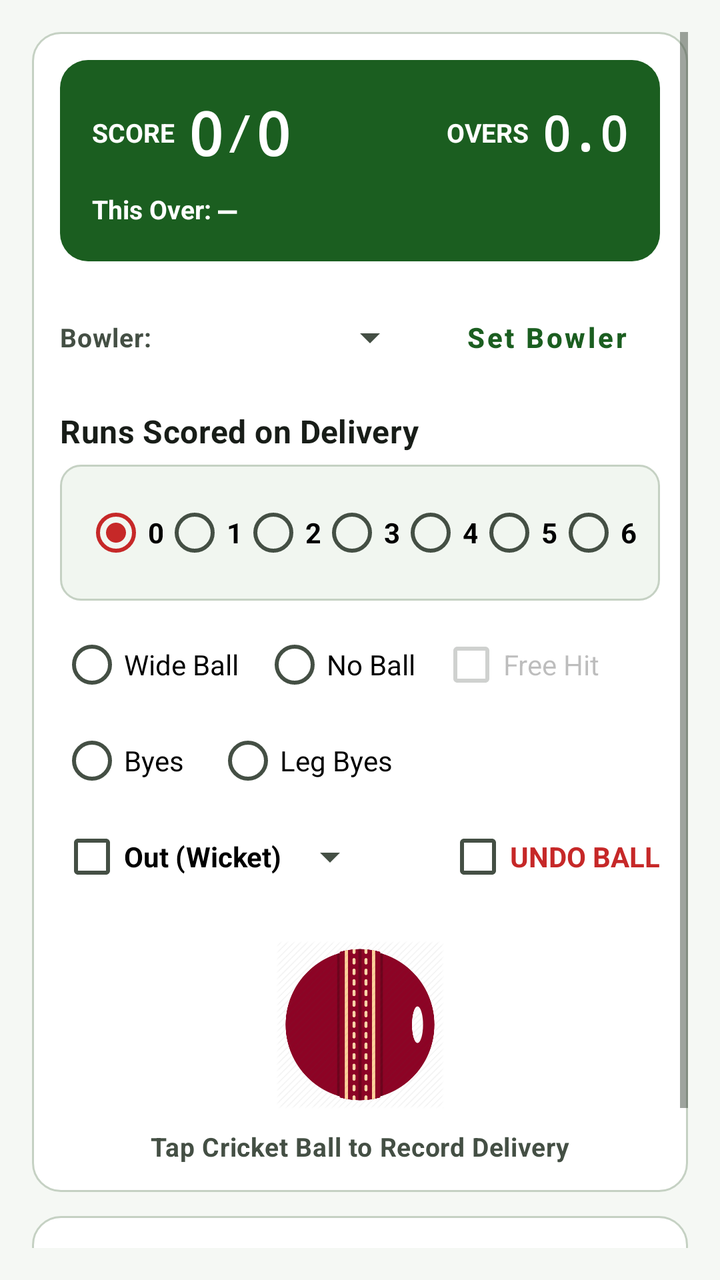
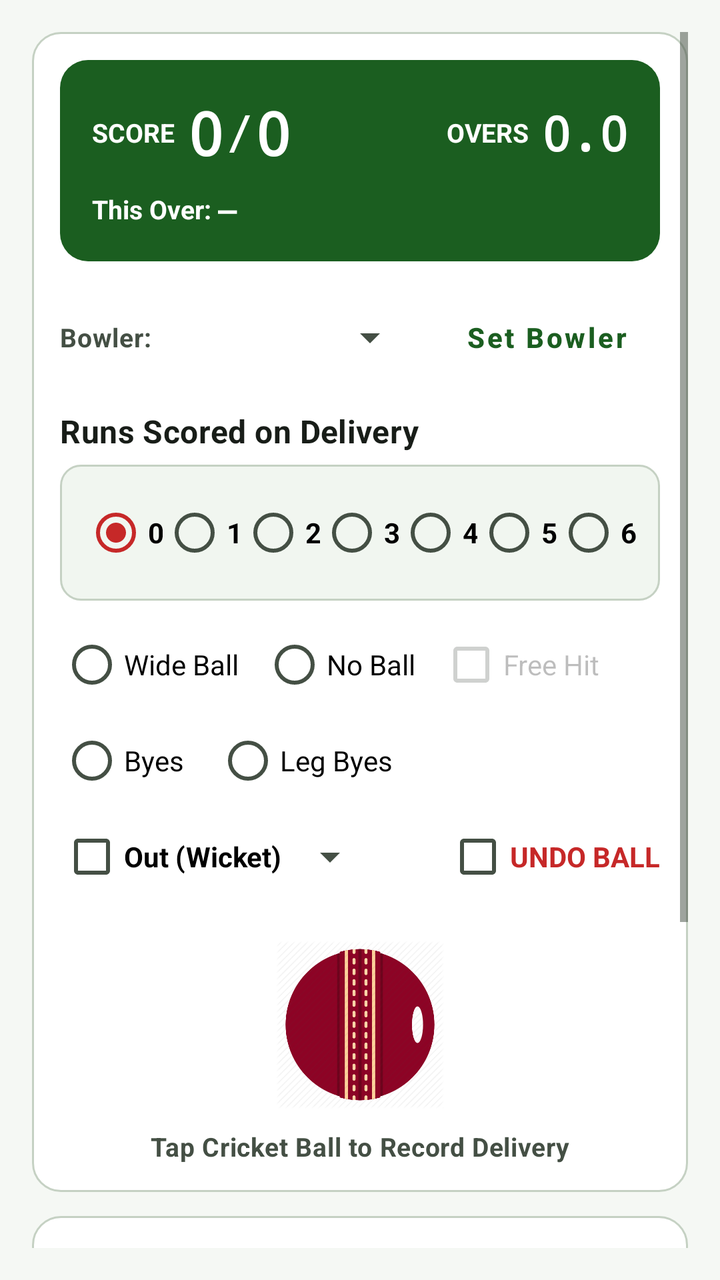

The first picture is an Android layout as it rendered before a commit; the second is the same layout after the commit. The layout source and the unified diff follow.
<!-- AndroidManifest.xml: application theme AppTheme -->
<!-- res/layout/content_scorer_pad.xml -->
<?xml version="1.0" encoding="utf-8"?>
<ScrollView xmlns:android="http://schemas.android.com/apk/res/android"
    xmlns:app="http://schemas.android.com/apk/res-auto"
    xmlns:tools="http://schemas.android.com/tools"
    android:layout_width="match_parent"
    android:layout_height="match_parent"
    android:background="@color/Color_Background"
    android:fillViewport="true"
    android:orientation="vertical"
    android:paddingLeft="@dimen/activity_horizontal_margin"
    android:paddingTop="@dimen/activity_vertical_margin"
    android:paddingRight="@dimen/activity_horizontal_margin"
    android:paddingBottom="@dimen/activity_vertical_margin"
    app:layout_behavior="@string/appbar_scrolling_view_behavior"
    tools:context="com.example.android.cricketscoreboard.views.ScorerPadActivity"
    tools:showIn="@layout/app_bar_scorer_pad">

    <LinearLayout
        android:layout_width="match_parent"
        android:layout_height="wrap_content"
        android:orientation="vertical">

        <RelativeLayout
            android:id="@+id/score_layout"
            android:layout_width="match_parent"
            android:layout_height="wrap_content"
            android:background="@drawable/rectangle">

            
            <LinearLayout
                android:id="@+id/scoreboard_banner"
                android:layout_width="match_parent"
                android:layout_height="wrap_content"
                android:background="@drawable/bg_scoreboard_header"
                android:orientation="vertical">

                <LinearLayout
                    android:layout_width="match_parent"
                    android:layout_height="wrap_content"
                    android:gravity="center_vertical"
                    android:orientation="horizontal">

                    <TextView
                        android:id="@+id/Batting_score_text_view"
                        android:layout_width="wrap_content"
                        android:layout_height="wrap_content"
                        android:text="SCORE  "
                        android:textColor="@color/colorOnSurfaceHeader"
                        android:textSize="13sp"
                        android:textStyle="bold" />

                    <TextView
                        android:id="@+id/Batting_score_editText"
                        android:layout_width="wrap_content"
                        android:layout_height="wrap_content"
                        android:focusable="false"
                        android:fontFamily="monospace"
                        android:text="0"
                        android:textColor="@color/colorOnSurfaceHeader"
                        android:textSize="30sp"
                        android:textStyle="bold" />

                    <TextView
                        android:id="@+id/Slash"
                        android:layout_width="wrap_content"
                        android:layout_height="wrap_content"
                        android:fontFamily="monospace"
                        android:text="/"
                        android:textColor="@color/colorOnSurfaceHeader"
                        android:textSize="26sp" />

                    <TextView
                        android:id="@+id/Wickets_editText"
                        android:layout_width="0dp"
                        android:layout_height="wrap_content"
                        android:layout_weight="1"
                        android:focusable="false"
                        android:fontFamily="monospace"
                        android:text="0"
                        android:textColor="@color/colorOnSurfaceHeader"
                        android:textSize="30sp"
                        android:textStyle="bold" />

                    <TextView
                        android:id="@+id/Bowling_overs_text_view"
                        android:layout_width="wrap_content"
                        android:layout_height="wrap_content"
                        android:text="OVERS  "
                        android:textColor="@color/colorOnSurfaceHeader"
                        android:textSize="13sp"
                        android:textStyle="bold" />

                    <TextView
                        android:id="@+id/Bowling_overs_editText"
                        android:layout_width="wrap_content"
                        android:layout_height="wrap_content"
                        android:focusable="false"
                        android:fontFamily="monospace"
                        android:text="0"
                        android:textColor="@color/colorOnSurfaceHeader"
                        android:textSize="24sp"
                        android:textStyle="bold" />

                    <TextView
                        android:id="@+id/Bowling_oversBall_text_view"
                        android:layout_width="wrap_content"
                        android:layout_height="wrap_content"
                        android:fontFamily="monospace"
                        android:text="."
                        android:textColor="@color/colorOnSurfaceHeader"
                        android:textSize="24sp"
                        android:textStyle="bold" />

                    <TextView
                        android:id="@+id/Bowling_oversBall_editText"
                        android:layout_width="wrap_content"
                        android:layout_height="wrap_content"
                        android:focusable="false"
                        android:fontFamily="monospace"
                        android:text="0"
                        android:textColor="@color/colorOnSurfaceHeader"
                        android:textSize="24sp"
                        android:textStyle="bold" />
                </LinearLayout>

                <LinearLayout
                    android:layout_width="match_parent"
                    android:layout_height="wrap_content"
                    android:layout_marginTop="8dp"
                    android:gravity="center_vertical"
                    android:orientation="horizontal">

                    <TextView
                        android:id="@+id/thisOver_text_view"
                        android:layout_width="wrap_content"
                        android:layout_height="wrap_content"
                        android:text="This Over: "
                        android:textColor="@color/colorOnSurfaceHeader"
                        android:textSize="13sp"
                        android:textStyle="bold" />

                    <TextView
                        android:id="@+id/thisOverValue_text_view"
                        android:layout_width="0dp"
                        android:layout_height="wrap_content"
                        android:layout_weight="1"
                        android:fontFamily="monospace"
                        android:hint="—"
                        android:text=""
                        android:textColor="@color/colorOnSurfaceHeader"
                        android:textColorHint="@color/colorOnSurfaceHeader"
                        android:textSize="15sp"
                        android:textStyle="bold" />
                </LinearLayout>
            </LinearLayout>

            
            <TextView
                android:id="@+id/bowlerName_text_view"
                android:layout_width="wrap_content"
                android:layout_height="wrap_content"
                android:layout_below="@id/scoreboard_banner"
                android:layout_marginTop="14dp"
                android:minHeight="48dp"
                android:gravity="center_vertical"
                android:text="Bowler:"
                android:textAppearance="@style/TextAppearance.Cricket.FieldLabel" />

            <Spinner
                android:id="@+id/bowlerName_spinner"
                android:layout_width="match_parent"
                android:layout_height="wrap_content"
                android:layout_alignTop="@id/bowlerName_text_view"
                android:layout_marginStart="8dp"
                android:layout_marginLeft="8dp"
                android:layout_marginEnd="8dp"
                android:layout_marginRight="8dp"
                android:layout_toStartOf="@+id/StartOver_btn"
                android:layout_toLeftOf="@+id/StartOver_btn"
                android:layout_toEndOf="@id/bowlerName_text_view"
                android:layout_toRightOf="@id/bowlerName_text_view"
                android:minHeight="48dp" />

            <Button
                android:id="@+id/StartOver_btn"
                style="@style/Widget.Cricket.OutlinedButton"
                android:layout_width="wrap_content"
                android:layout_height="wrap_content"
                android:layout_alignTop="@id/bowlerName_text_view"
                android:layout_alignParentEnd="true"
                android:layout_alignParentRight="true"
                android:text="Set Bowler" />

            
            <TextView
                android:id="@+id/scoredRuns_textView"
                android:layout_width="wrap_content"
                android:layout_height="wrap_content"
                android:layout_below="@id/bowlerName_text_view"
                android:layout_marginTop="12dp"
                android:text="Runs Scored on Delivery"
                android:textAppearance="@style/TextAppearance.Cricket.SectionTitle" />

            <RadioGroup
                android:id="@+id/runsScored_radioGrp"
                android:layout_width="match_parent"
                android:layout_height="wrap_content"
                android:layout_below="@id/scoredRuns_textView"
                android:layout_marginTop="6dp"
                android:background="@drawable/bg_stat_chip"
                android:gravity="center"
                android:orientation="horizontal">

                <RadioButton
                    android:id="@+id/radioBtn_ZeroRun"
                    android:layout_width="0dp"
                    android:layout_height="wrap_content"
                    android:layout_weight="1"
                    android:checked="true"
                    android:minHeight="48dp"
                    android:text="0"
                    android:textStyle="bold" />

                <RadioButton
                    android:id="@+id/radioBtn_OneRun"
                    android:layout_width="0dp"
                    android:layout_height="wrap_content"
                    android:layout_weight="1"
                    android:minHeight="48dp"
                    android:text="1"
                    android:textStyle="bold" />

                <RadioButton
                    android:id="@+id/radioBtn_TwoRun"
                    android:layout_width="0dp"
                    android:layout_height="wrap_content"
                    android:layout_weight="1"
                    android:minHeight="48dp"
                    android:text="2"
                    android:textStyle="bold" />

                <RadioButton
                    android:id="@+id/radioBtn_ThreeRun"
                    android:layout_width="0dp"
                    android:layout_height="wrap_content"
                    android:layout_weight="1"
                    android:minHeight="48dp"
                    android:text="3"
                    android:textStyle="bold" />

                <RadioButton
                    android:id="@+id/radioBtn_FourRun"
                    android:layout_width="0dp"
                    android:layout_height="wrap_content"
                    android:layout_weight="1"
                    android:minHeight="48dp"
                    android:text="4"
                    android:textStyle="bold" />

                <RadioButton
                    android:id="@+id/radioBtn_FiveRun"
                    android:layout_width="0dp"
                    android:layout_height="wrap_content"
                    android:layout_weight="1"
                    android:minHeight="48dp"
                    android:text="5"
                    android:textStyle="bold" />

                <RadioButton
                    android:id="@+id/radioBtn_SixRun"
                    android:layout_width="0dp"
                    android:layout_height="wrap_content"
                    android:layout_weight="1"
                    android:minHeight="48dp"
                    android:text="6"
                    android:textStyle="bold" />
            </RadioGroup>

            
            <RadioGroup
                android:id="@+id/wideBall_NoBall_radioGrp"
                android:layout_width="wrap_content"
                android:layout_height="wrap_content"
                android:layout_below="@id/runsScored_radioGrp"
                android:layout_marginTop="8dp"
                android:orientation="horizontal">

                <RadioButton
                    android:id="@+id/radioBtn_WideBall"
                    android:layout_width="wrap_content"
                    android:layout_height="wrap_content"
                    android:layout_marginEnd="12dp"
                    android:layout_marginRight="12dp"
                    android:minHeight="48dp"
                    android:onClick="onWideBallCheck"
                    android:text="Wide Ball"
                    android:textSize="14sp" />

                <RadioButton
                    android:id="@+id/radioBtn_NoBall"
                    android:layout_width="wrap_content"
                    android:layout_height="wrap_content"
                    android:layout_marginEnd="12dp"
                    android:layout_marginRight="12dp"
                    android:minHeight="48dp"
                    android:onClick="onNoBallCheck"
                    android:text="No Ball"
                    android:textSize="14sp" />
            </RadioGroup>

            <CheckBox
                android:id="@+id/freeHit_checkBox"
                android:layout_width="wrap_content"
                android:layout_height="wrap_content"
                android:layout_alignTop="@id/wideBall_NoBall_radioGrp"
                android:layout_toEndOf="@id/wideBall_NoBall_radioGrp"
                android:layout_toRightOf="@id/wideBall_NoBall_radioGrp"
                android:enabled="false"
                android:minHeight="48dp"
                android:text="Free Hit"
                android:textSize="14sp" />

            
            <RadioGroup
                android:id="@+id/byes_radioGrp"
                android:layout_width="wrap_content"
                android:layout_height="wrap_content"
                android:layout_below="@id/wideBall_NoBall_radioGrp"
                android:orientation="horizontal">

                <RadioButton
                    android:id="@+id/radioBtn_byes"
                    android:layout_width="wrap_content"
                    android:layout_height="wrap_content"
                    android:layout_marginEnd="16dp"
                    android:layout_marginRight="16dp"
                    android:minHeight="48dp"
                    android:text="Byes"
                    android:textSize="14sp" />

                <RadioButton
                    android:id="@+id/radioBtn_LegByes"
                    android:layout_width="wrap_content"
                    android:layout_height="wrap_content"
                    android:minHeight="48dp"
                    android:text="Leg Byes"
                    android:textSize="14sp" />
            </RadioGroup>

            
            <CheckBox
                android:id="@+id/out_CheckBox"
                android:layout_width="wrap_content"
                android:layout_height="wrap_content"
                android:layout_below="@id/byes_radioGrp"
                android:layout_alignParentStart="true"
                android:layout_alignParentLeft="true"
                android:minHeight="48dp"
                android:onClick="onOutCheckBoxChecked"
                android:text="Out (Wicket)"
                android:textStyle="bold" />

            <Spinner
                android:id="@+id/out_spinner"
                android:layout_width="wrap_content"
                android:layout_height="wrap_content"
                android:layout_alignTop="@id/out_CheckBox"
                android:layout_toEndOf="@id/out_CheckBox"
                android:layout_toRightOf="@id/out_CheckBox"
                android:minHeight="48dp" />

            <CheckBox
                android:id="@+id/undo_checkBox"
                android:layout_width="wrap_content"
                android:layout_height="wrap_content"
                android:layout_alignTop="@id/out_CheckBox"
                android:layout_alignParentEnd="true"
                android:layout_alignParentRight="true"
                android:minHeight="48dp"
                android:text="UNDO BALL"
                android:textColor="@color/colorDanger"
                android:textSize="14sp"
                android:textStyle="bold" />

            
            <ImageButton
                android:id="@+id/postBall_imageButton"
                android:layout_width="96dp"
                android:layout_height="96dp"
                android:layout_below="@id/out_CheckBox"
                android:layout_centerHorizontal="true"
                android:layout_marginTop="12dp"
                android:adjustViewBounds="true"
                android:background="?android:attr/selectableItemBackgroundBorderless"
                android:contentDescription="Record or undo delivery"
                android:onClick="onBallPress"
                android:padding="6dp"
                android:scaleType="fitCenter"
                app:srcCompat="@drawable/as_1409_512" />

            <TextView
                android:id="@+id/recordBall_hint_text"
                android:layout_width="match_parent"
                android:layout_height="wrap_content"
                android:layout_below="@id/postBall_imageButton"
                android:layout_marginTop="4dp"
                android:gravity="center"
                android:text="Tap Cricket Ball to Record Delivery"
                android:textAppearance="@style/TextAppearance.Cricket.FieldLabel" />

        </RelativeLayout>

        
        <LinearLayout
            android:id="@+id/batsmen_Card"
            android:layout_width="match_parent"
            android:layout_height="wrap_content"
            android:layout_marginTop="12dp"
            android:background="@drawable/rectangle"
            android:orientation="vertical">

            <TextView
                android:layout_width="match_parent"
                android:layout_height="wrap_content"
                android:text="At the Crease"
                android:textAppearance="@style/TextAppearance.Cricket.SectionTitle" />

            <RadioGroup
                android:id="@+id/Striker_NonStriker_radioGrp"
                android:layout_width="match_parent"
                android:layout_height="wrap_content"
                android:layout_marginTop="4dp"
                android:orientation="horizontal"
                android:visibility="gone">

                <RadioButton
                    android:id="@+id/radioBtn_Striker"
                    android:layout_width="0dp"
                    android:layout_height="wrap_content"
                    android:layout_weight="1"
                    android:minHeight="48dp"
                    android:text="Batsmen (Striker)" />

                <RadioButton
                    android:id="@+id/radioBtn_NonStriker"
                    android:layout_width="0dp"
                    android:layout_height="wrap_content"
                    android:layout_weight="1"
                    android:minHeight="48dp"
                    android:text="Non Striker" />
            </RadioGroup>

            <LinearLayout
                android:layout_width="match_parent"
                android:layout_height="wrap_content"
                android:layout_marginTop="8dp"
                android:background="@drawable/bg_stat_chip"
                android:orientation="horizontal">

                <LinearLayout
                    android:layout_width="0dp"
                    android:layout_height="wrap_content"
                    android:layout_weight="1"
                    android:orientation="vertical">

                    <TextView
                        android:id="@+id/strikerName"
                        android:layout_width="wrap_content"
                        android:layout_height="wrap_content"
                        android:text="Striker ★"
                        android:textAppearance="@style/TextAppearance.Cricket.StatLabel" />

                    <TextView
                        android:id="@+id/strikerNameValue"
                        android:layout_width="wrap_content"
                        android:layout_height="wrap_content"
                        android:layout_marginTop="2dp"
                        android:text="Opening Batsman 1"
                        android:textColor="@color/colorTextPrimary"
                        android:textSize="14sp"
                        android:textStyle="bold" />
                </LinearLayout>

                <LinearLayout
                    android:layout_width="0dp"
                    android:layout_height="wrap_content"
                    android:layout_weight="1"
                    android:orientation="vertical">

                    <TextView
                        android:id="@+id/nonStrikerName"
                        android:layout_width="wrap_content"
                        android:layout_height="wrap_content"
                        android:text="Non-Striker"
                        android:textAppearance="@style/TextAppearance.Cricket.StatLabel" />

                    <TextView
                        android:id="@+id/nonStrikerNameValue"
                        android:layout_width="wrap_content"
                        android:layout_height="wrap_content"
                        android:layout_marginTop="2dp"
                        android:text="Opening Batsman 2"
                        android:textColor="@color/colorTextPrimary"
                        android:textSize="14sp"
                        android:textStyle="bold" />
                </LinearLayout>
            </LinearLayout>

        </LinearLayout>

    </LinearLayout>
</ScrollView>
<!-- res/layout/app_bar_scorer_pad.xml (included above) -->
<?xml version="1.0" encoding="utf-8"?>
<LinearLayout xmlns:android="http://schemas.android.com/apk/res/android"
    xmlns:app="http://schemas.android.com/apk/res-auto"
    xmlns:tools="http://schemas.android.com/tools"
    android:layout_width="match_parent"
    android:layout_height="match_parent"
    android:id="@+id/activity_scorer_pad"
    android:background="@color/Color_Background"
    tools:context="com.example.android.cricketscoreboard.views.ScorerPadActivity"
    android:orientation="vertical">

    <com.google.android.material.appbar.AppBarLayout
        android:layout_width="match_parent"
        android:layout_height="wrap_content"
        android:theme="@style/AppTheme.AppBarOverlay">

        <androidx.appcompat.widget.Toolbar
            android:id="@+id/toolbar"
            android:layout_width="match_parent"
            android:layout_height="?attr/actionBarSize"
            android:background="?attr/colorPrimary"
            app:popupTheme="@style/AppTheme.PopupOverlay" />

    </com.google.android.material.appbar.AppBarLayout>

    <include layout="@layout/content_scorer_pad" />

    <com.google.android.material.floatingactionbutton.FloatingActionButton
        android:id="@+id/fab"
        android:layout_width="wrap_content"
        android:layout_height="wrap_content"
        android:layout_gravity="bottom|end"
        app:srcCompat="@android:drawable/ic_dialog_email"
        android:visibility="invisible"/>

</LinearLayout>
<!-- resources referenced by this layout -->
<resources>
  <color name="Color_Background">#F5F8F4</color>
  <color name="colorDanger">#C62828</color>
  <color name="colorOnSurfaceHeader">#FFFFFF</color>
  <color name="colorTextPrimary">#181D18</color>
  <dimen name="activity_horizontal_margin">16dp</dimen>
  <dimen name="activity_vertical_margin">16dp</dimen>
  <!-- drawable bg_scoreboard_header (drawable) -->
  <?xml version="1.0" encoding="utf-8"?>
  <shape xmlns:android="http://schemas.android.com/apk/res/android"
      android:shape="rectangle">
      <solid android:color="@color/colorSurfaceHeader" />
      <corners android:radius="@dimen/card_corner_radius" />
      <padding
          android:bottom="16dp"
          android:left="16dp"
          android:right="16dp"
          android:top="16dp" />
  </shape>
  <style name="AppTheme.AppBarOverlay" parent="ThemeOverlay.MaterialComponents.Dark.ActionBar" />
  <style name="AppTheme.PopupOverlay" parent="ThemeOverlay.MaterialComponents.Light" />
  <style name="TextAppearance.Cricket.FieldLabel" parent="TextAppearance.MaterialComponents.Body2">
          <item name="android:textSize">13sp</item>
          <item name="android:textStyle">bold</item>
          <item name="android:textColor">@color/colorTextSecondary</item>
          <item name="android:fontFamily">sans-serif-medium</item>
      </style>
  <style name="TextAppearance.Cricket.SectionTitle" parent="TextAppearance.MaterialComponents.Subtitle1">
          <item name="android:textSize">16sp</item>
          <item name="android:textStyle">bold</item>
          <item name="android:textColor">@color/colorTextPrimary</item>
          <item name="android:fontFamily">sans-serif-medium</item>
      </style>
  <style name="TextAppearance.Cricket.StatLabel" parent="TextAppearance.MaterialComponents.Caption">
          <item name="android:textSize">12sp</item>
          <item name="android:textColor">@color/colorTextSecondary</item>
          <item name="android:fontFamily">sans-serif</item>
      </style>
  <style name="Widget.Cricket.OutlinedButton" parent="Widget.MaterialComponents.Button.OutlinedButton">
          <item name="android:minHeight">@dimen/min_touch_target</item>
          <item name="android:textAllCaps">false</item>
          <item name="android:textStyle">bold</item>
          <item name="android:textSize">14sp</item>
          <item name="cornerRadius">@dimen/button_corner_radius</item>
          <item name="strokeColor">@color/colorOutline</item>
      </style>
  <color name="colorSurfaceHeader">#1B5E20</color>
  <dimen name="card_corner_radius">14dp</dimen>
  <color name="colorSurfaceElevated">#F1F6F0</color>
  <color name="colorOutline">#C5D1C3</color>
  <color name="colorSurface">#FFFFFF</color>
  <color name="colorTextSecondary">#444F44</color>
  <dimen name="min_touch_target">48dp</dimen>
  <dimen name="button_corner_radius">10dp</dimen>
  <color name="colorPrimary">#1B5E20</color>
  <color name="colorPrimaryDark">#0D3B10</color>
  <color name="colorPrimaryVariant">#2E7D32</color>
  <color name="colorOnPrimary">#FFFFFF</color>
  <color name="colorAccent">#C62828</color>
  <color name="colorSecondary">#C62828</color>
  <color name="colorSecondaryVariant">#8E0000</color>
  <color name="colorOnSecondary">#FFFFFF</color>
  <!-- unchanged entries left out for length: 4 -->
</resources>

<!-- the commit's change to res/layout/content_scorer_pad.xml (unified diff, before → after) -->
@@ -506,6 +506,74 @@
                 </LinearLayout>
             </LinearLayout>
 
+            <TextView
+                android:id="@+id/matchStatusSummaryText"
+                android:layout_width="match_parent"
+                android:layout_height="wrap_content"
+                android:layout_marginTop="8dp"
+                android:text="Standard T20 (20 Overs) • Innings 1 • PROVISIONAL"
+                android:textColor="@color/colorTextSecondary"
+                android:textSize="13sp"
+                android:textStyle="bold" />
+
+            <LinearLayout
+                android:layout_width="match_parent"
+                android:layout_height="wrap_content"
+                android:layout_marginTop="8dp"
+                android:orientation="horizontal">
+
+                <Button
+                    android:id="@+id/btn_select_rules_profile"
+                    style="@style/Widget.Cricket.OutlinedButton"
+                    android:layout_width="0dp"
+                    android:layout_height="wrap_content"
+                    android:layout_marginEnd="6dp"
+                    android:layout_marginRight="6dp"
+                    android:layout_weight="1"
+                    android:minHeight="48dp"
+                    android:text="Rules Profile"
+                    android:textSize="12sp" />
+
+                <Button
+                    android:id="@+id/btn_next_innings_or_confirm"
+                    style="@style/Widget.Cricket.OutlinedButton"
+                    android:layout_width="0dp"
+                    android:layout_height="wrap_content"
+                    android:layout_weight="1"
+                    android:minHeight="48dp"
+                    android:text="End Innings / Confirm"
+                    android:textSize="12sp" />
+            </LinearLayout>
+
+            <LinearLayout
+                android:layout_width="match_parent"
+                android:layout_height="wrap_content"
+                android:layout_marginTop="6dp"
+                android:orientation="horizontal">
+
+                <Button
+                    android:id="@+id/btn_open_match_center"
+                    style="@style/Widget.Cricket.OutlinedButton"
+                    android:layout_width="0dp"
+                    android:layout_height="wrap_content"
+                    android:layout_marginEnd="6dp"
+                    android:layout_marginRight="6dp"
+                    android:layout_weight="1"
+                    android:minHeight="48dp"
+                    android:text="Scorecard &amp; Charts"
+                    android:textSize="12sp" />
+
+                <Button
+                    android:id="@+id/btn_share_live_score"
+                    style="@style/Widget.Cricket.PrimaryButton"
+                    android:layout_width="0dp"
+                    android:layout_height="wrap_content"
+                    android:layout_weight="1"
+                    android:minHeight="48dp"
+                    android:text="Share Score"
+                    android:textSize="12sp" />
+            </LinearLayout>
+
         </LinearLayout>
 
     </LinearLayout>
<!-- resource entries referenced after the edit -->
@@ -45,6 +45,13 @@
           <item name="cornerRadius">@dimen/button_corner_radius</item>
           <item name="strokeColor">@color/colorOutline</item>
       </style>
+  <style name="Widget.Cricket.PrimaryButton" parent="Widget.MaterialComponents.Button">
+          <item name="android:minHeight">@dimen/min_touch_target</item>
+          <item name="android:textAllCaps">false</item>
+          <item name="android:textStyle">bold</item>
+          <item name="android:textSize">15sp</item>
+          <item name="cornerRadius">@dimen/button_corner_radius</item>
+      </style>
   <color name="colorSurfaceHeader">#1B5E20</color>
   <dimen name="card_corner_radius">14dp</dimen>
   <color name="colorSurfaceElevated">#F1F6F0</color>
